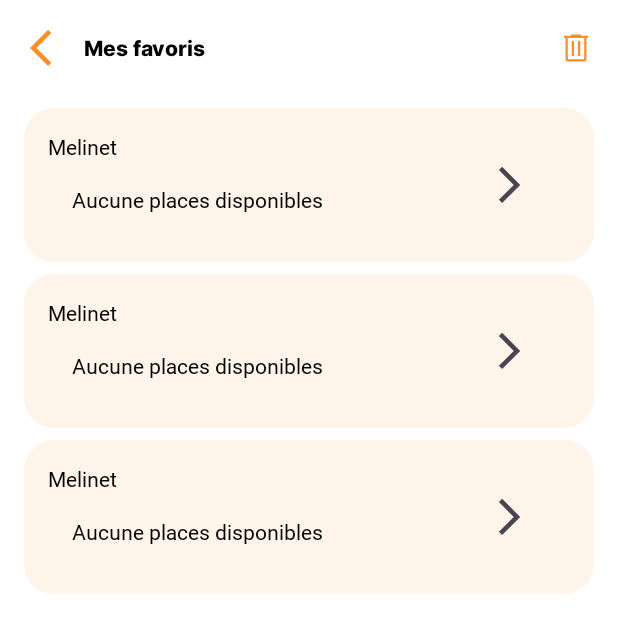
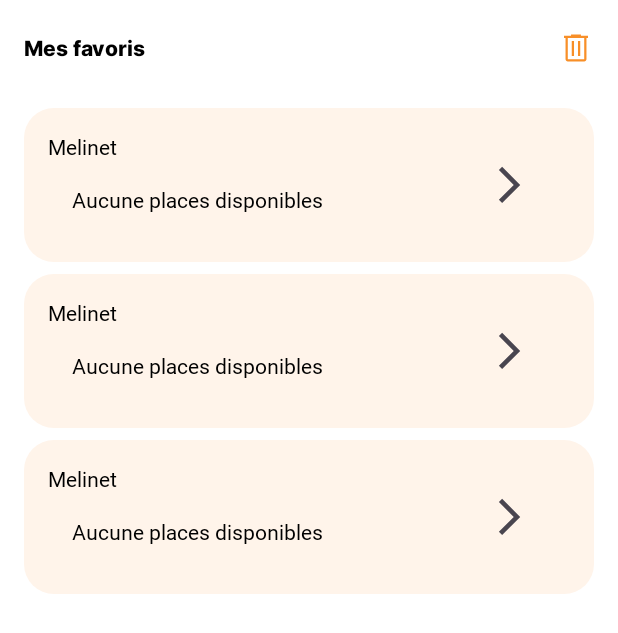
Before and after one commit to fportaillerBeapp/biclou_app, an Android app: the layout favorite_fragment.xml on its own in the app's theme, with its tools: preview values and no code run, on a phone screen of 412 x 824 dp. Shown: the top 633 px of the screen. Run offline under Robolectric (Android 15) with nearby library versions, the light colour scheme and no system bars.

Commit message:
fix(and): Click on station from favorite did not navigate to given item, nor did it open the map

```diff
--- a/app/src/main/java/fr/beapp/interviews/bicloo/andro/ui/MainActivity.kt
+++ b/app/src/main/java/fr/beapp/interviews/bicloo/andro/ui/MainActivity.kt
@@ -137,6 +137,11 @@ class MainActivity : AppCompatActivity() {
 
 	private fun showStationDetails(stationEntity: StationEntity?) {
 		hideKeyboard()
+		if (binding.mainActivityFragmentContainer.currentItem != 0) {
+			binding.mainActivityFragmentContainer.setCurrentItem(0, true)
+			binding.mainActivityBottomNav.menu.getItem(0).isChecked = true
+		}
+
 		if (stationEntity != null) binding.mainActivitySearchFragment.isVisible = false
 	}
 
--- a/app/src/main/java/fr/beapp/interviews/bicloo/andro/ui/MainViewModel.kt
+++ b/app/src/main/java/fr/beapp/interviews/bicloo/andro/ui/MainViewModel.kt
@@ -108,7 +108,7 @@ class MainViewModel : ViewModel() {
 	}
 
 	fun onStationClicked(stationEntity: StationEntity) {
-		_stationDetail.value = stationEntity
+		_stationDetail.update { stationEntity }
 	}
 
 	fun closeStationDetail() {
--- a/app/src/main/java/fr/beapp/interviews/bicloo/andro/ui/shared/preferences/PreferencesViewModel.kt
+++ b/app/src/main/java/fr/beapp/interviews/bicloo/andro/ui/shared/preferences/PreferencesViewModel.kt
@@ -47,4 +47,8 @@ class PreferencesViewModel : ViewModel() {
 	}
 
 	fun isStationFavorite(station: StationEntity): Boolean = _preferences.value.stations.any { it.name == station.name && it.number == station.number }
+
+	fun clearFavoriteStations() {
+		preferencesPresenter.setPreferredStations(emptyList())
+	}
 }
--- a/app/src/main/res/layout/favorite_fragment.xml
+++ b/app/src/main/res/layout/favorite_fragment.xml
@@ -9,8 +9,7 @@
         android:id="@+id/favoriteFragmentTopBar"
         android:layout_width="match_parent"
         android:layout_height="wrap_content"
-        app:layout_constraintTop_toTopOf="parent"
-        app:navigationIcon="@drawable/ic_chevron_left">
+        app:layout_constraintTop_toTopOf="parent">
 
         <androidx.constraintlayout.widget.ConstraintLayout
             android:layout_width="match_parent"
@@ -19,7 +18,6 @@
             android:orientation="horizontal">
 
             <TextView
-                android:id="@+id/favoriteIcon"
                 android:layout_width="wrap_content"
                 android:layout_height="wrap_content"
                 android:fontFamily="@font/inter_extra_bold"
@@ -30,10 +28,10 @@
                 app:layout_constraintTop_toTopOf="parent" />
 
             <ImageView
-                android:id="@+id/favoriteFragment"
-                android:contentDescription="@string/favoriteFragment_title"
+                android:id="@+id/favoriteFragmentClearAll"
                 android:layout_width="@dimen/icon_container_small"
                 android:layout_height="@dimen/icon_container_small"
+                android:contentDescription="@string/favoriteFragment_title"
                 android:src="@drawable/ic_trash"
                 app:layout_constraintBottom_toBottomOf="parent"
                 app:layout_constraintEnd_toEndOf="parent"
```
Also changed, not shown: app/src/main/java/fr/beapp/interviews/bicloo/andro/ui/favorite/FavoriteFragment.kt (+11 -2 lines), app/src/main/java/fr/beapp/interviews/bicloo/andro/ui/map/MapFragment.kt (+9 -3 lines).
